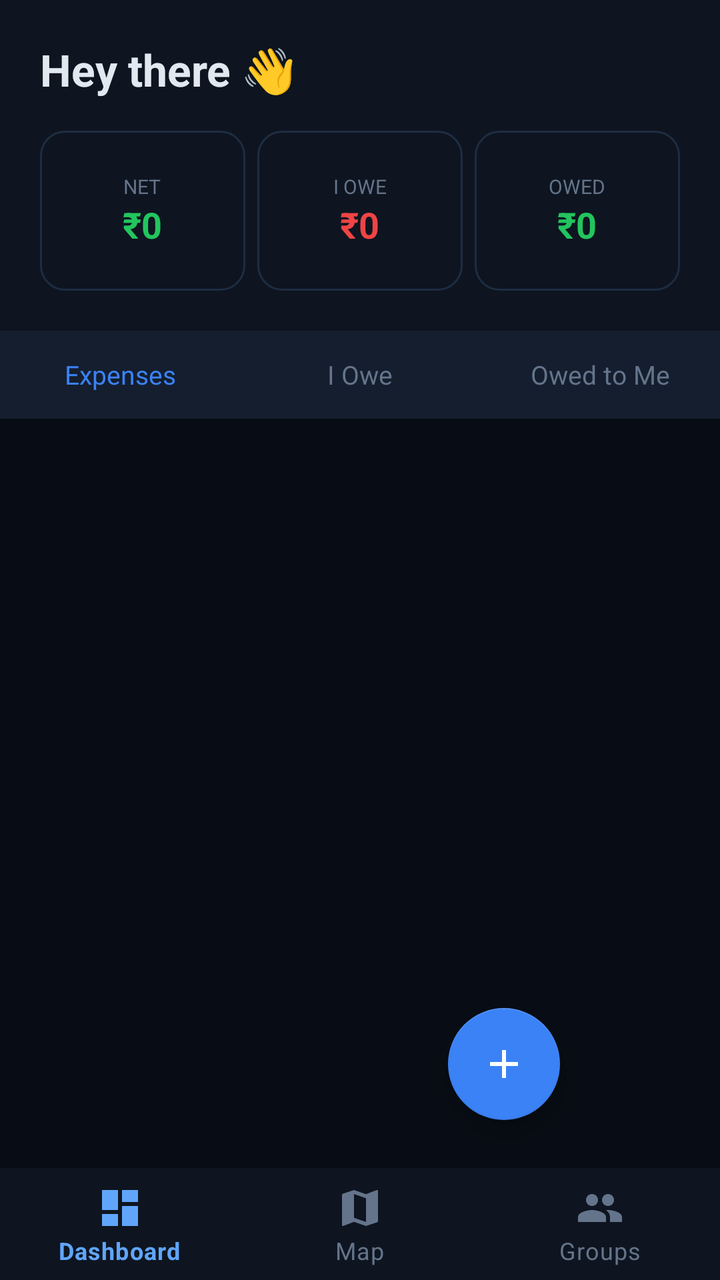
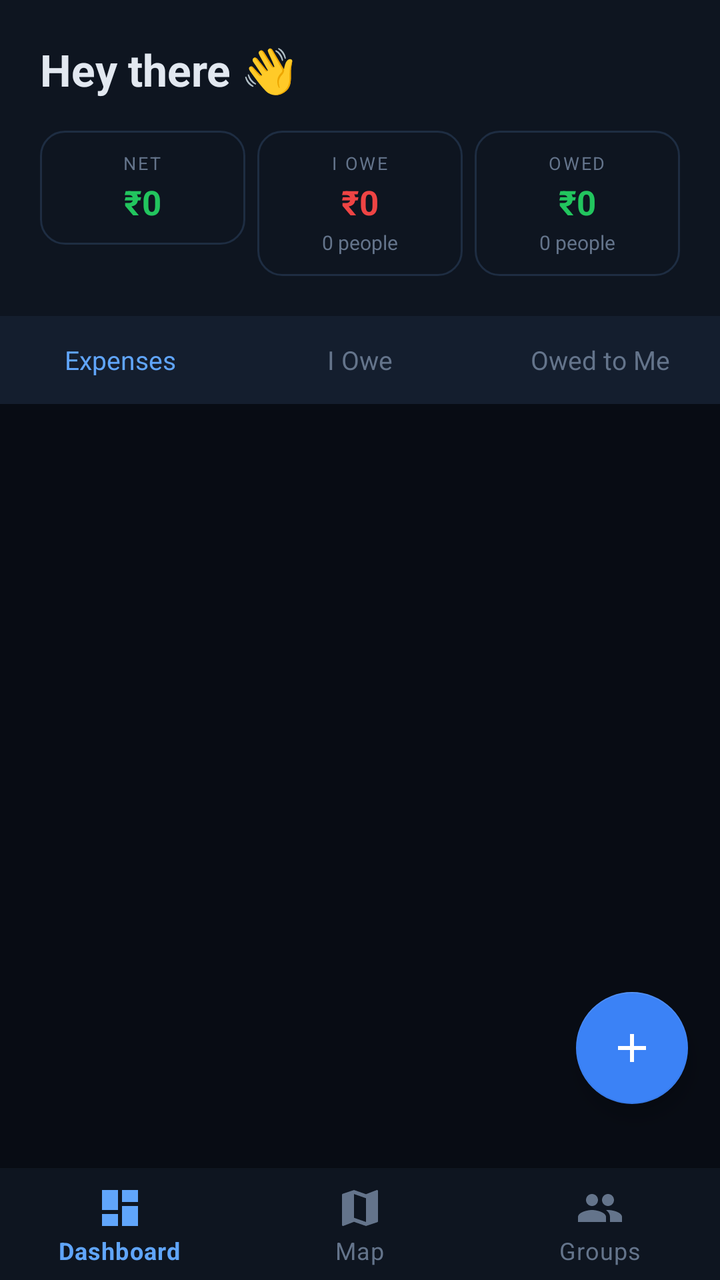

Before-and-after screenshots of an Android layout around one commit, followed by the original layout XML and the change that was made.
<!-- AndroidManifest.xml: application theme Theme.Splitr -->
<!-- res/layout/activity_dashboard.xml -->
<?xml version="1.0" encoding="utf-8"?>
<androidx.coordinatorlayout.widget.CoordinatorLayout
    xmlns:android="http://schemas.android.com/apk/res/android"
    xmlns:app="http://schemas.android.com/apk/res-auto"
    android:layout_width="match_parent"
    android:layout_height="match_parent"
    android:background="@color/bg">

    <LinearLayout
        android:layout_width="match_parent"
        android:layout_height="match_parent"
        android:orientation="vertical"
        android:paddingBottom="72dp">

        
        <LinearLayout
            android:layout_width="match_parent"
            android:layout_height="wrap_content"
            android:orientation="vertical"
            android:background="@color/surface"
            android:padding="20dp">

            <TextView
                android:id="@+id/tvUsername"
                android:layout_width="wrap_content"
                android:layout_height="wrap_content"
                android:text="Hey there 👋"
                android:textSize="22sp"
                android:textStyle="bold"
                android:textColor="@color/text"/>

            
            <LinearLayout
                android:layout_width="match_parent"
                android:layout_height="wrap_content"
                android:orientation="horizontal"
                android:layout_marginTop="16dp"
                android:weightSum="3">

                <LinearLayout
                    android:layout_width="0dp"
                    android:layout_height="80dp"
                    android:layout_weight="1"
                    android:orientation="vertical"
                    android:gravity="center"
                    android:background="@drawable/bg_card"
                    android:layout_marginEnd="6dp">
                    <TextView android:layout_width="wrap_content" android:layout_height="wrap_content"
                        android:text="NET" android:textSize="10sp" android:textColor="@color/muted"/>
                    <TextView android:id="@+id/tvNetBalance"
                        android:layout_width="wrap_content" android:layout_height="wrap_content"
                        android:text="₹0" android:textSize="18sp" android:textStyle="bold"
                        android:textColor="@color/green"/>
                </LinearLayout>

                <LinearLayout
                    android:layout_width="0dp"
                    android:layout_height="80dp"
                    android:layout_weight="1"
                    android:orientation="vertical"
                    android:gravity="center"
                    android:background="@drawable/bg_card"
                    android:layout_marginEnd="6dp">
                    <TextView android:layout_width="wrap_content" android:layout_height="wrap_content"
                        android:text="I OWE" android:textSize="10sp" android:textColor="@color/muted"/>
                    <TextView android:id="@+id/tvIOwe"
                        android:layout_width="wrap_content" android:layout_height="wrap_content"
                        android:text="₹0" android:textSize="18sp" android:textStyle="bold"
                        android:textColor="@color/red"/>
                </LinearLayout>

                <LinearLayout
                    android:layout_width="0dp"
                    android:layout_height="80dp"
                    android:layout_weight="1"
                    android:orientation="vertical"
                    android:gravity="center"
                    android:background="@drawable/bg_card">
                    <TextView android:layout_width="wrap_content" android:layout_height="wrap_content"
                        android:text="OWED" android:textSize="10sp" android:textColor="@color/muted"/>
                    <TextView android:id="@+id/tvOwedToMe"
                        android:layout_width="wrap_content" android:layout_height="wrap_content"
                        android:text="₹0" android:textSize="18sp" android:textStyle="bold"
                        android:textColor="@color/green"/>
                </LinearLayout>
            </LinearLayout>
        </LinearLayout>

        
        <LinearLayout
            android:layout_width="match_parent"
            android:layout_height="44dp"
            android:orientation="horizontal"
            android:background="@color/surface2">

            <TextView android:id="@+id/tabExpenses"
                android:layout_width="0dp" android:layout_height="match_parent" android:layout_weight="1"
                android:gravity="center" android:text="Expenses" android:textSize="13sp"
                android:textColor="@color/blue" android:background="@drawable/selector_tab_bottom"
                android:clickable="true" android:focusable="true"/>
            <TextView android:id="@+id/tabIOwe"
                android:layout_width="0dp" android:layout_height="match_parent" android:layout_weight="1"
                android:gravity="center" android:text="I Owe" android:textSize="13sp"
                android:textColor="@color/muted" android:background="@drawable/selector_tab_bottom"
                android:clickable="true" android:focusable="true"/>
            <TextView android:id="@+id/tabOwed"
                android:layout_width="0dp" android:layout_height="match_parent" android:layout_weight="1"
                android:gravity="center" android:text="Owed to Me" android:textSize="13sp"
                android:textColor="@color/muted" android:background="@drawable/selector_tab_bottom"
                android:clickable="true" android:focusable="true"/>
        </LinearLayout>

        
        <FrameLayout android:layout_width="match_parent" android:layout_height="0dp" android:layout_weight="1">

            <androidx.recyclerview.widget.RecyclerView
                android:id="@+id/rvExpenses"
                android:layout_width="match_parent" android:layout_height="match_parent"
                android:padding="12dp" android:clipToPadding="false"/>

            <androidx.recyclerview.widget.RecyclerView
                android:id="@+id/rvIOwe"
                android:layout_width="match_parent" android:layout_height="match_parent"
                android:padding="12dp" android:clipToPadding="false"
                android:visibility="gone"/>

            <androidx.recyclerview.widget.RecyclerView
                android:id="@+id/rvOwed"
                android:layout_width="match_parent" android:layout_height="match_parent"
                android:padding="12dp" android:clipToPadding="false"
                android:visibility="gone"/>
        </FrameLayout>

        
        <View android:id="@+id/paneExpenses" android:layout_width="0dp" android:layout_height="0dp"/>
        <View android:id="@+id/paneIOwe"     android:layout_width="0dp" android:layout_height="0dp"/>
        <View android:id="@+id/paneOwed"     android:layout_width="0dp" android:layout_height="0dp"/>
    </LinearLayout>

    
    <com.google.android.material.floatingactionbutton.FloatingActionButton
        android:id="@+id/fabAdd"
        android:layout_width="wrap_content"
        android:layout_height="wrap_content"
        android:layout_gravity="bottom|end"
        android:layout_margin="80dp"
        app:backgroundTint="@color/blue"
        android:src="@drawable/ic_add"
        app:tint="@color/white"/>

    
    <com.google.android.material.bottomnavigation.BottomNavigationView
        android:id="@+id/bottomNav"
        android:layout_width="match_parent"
        android:layout_height="wrap_content"
        android:layout_gravity="bottom"
        android:background="@color/surface"
        app:menu="@menu/bottom_nav"
        app:itemIconTint="@color/nav_icon_color"
        app:itemTextColor="@color/nav_icon_color"/>

</androidx.coordinatorlayout.widget.CoordinatorLayout>
<!-- resources referenced by this layout -->
<resources>
  <color name="bg">#080C14</color>
  <color name="blue">#3B82F6</color>
  <color name="green">#22C55E</color>
  <color name="muted">#64748B</color>
  <color name="red">#EF4444</color>
  <color name="surface">#0E1520</color>
  <color name="surface2">#141E2E</color>
  <color name="text">#E2E8F0</color>
  <color name="white">#FFFFFF</color>
  <!-- drawable bg_card (drawable) -->
  <?xml version="1.0" encoding="utf-8"?>
  <shape xmlns:android="http://schemas.android.com/apk/res/android">
      <solid android:color="@color/surface" />
      <corners android:radius="12dp" />
      <stroke android:width="1dp" android:color="@color/border" />
  </shape>
  <!-- drawable ic_add (drawable) -->
  <?xml version="1.0" encoding="utf-8"?>
  <vector xmlns:android="http://schemas.android.com/apk/res/android"
      android:width="24dp"
      android:height="24dp"
      android:viewportWidth="24"
      android:viewportHeight="24">
      <path
          android:fillColor="#FFFFFFFF"
          android:pathData="M19,13H13V19H11V13H5V11H11V5H13V11H19V13Z"/>
  </vector>
  <!-- drawable selector_tab_bottom (drawable) -->
  <?xml version="1.0" encoding="utf-8"?>
  <selector xmlns:android="http://schemas.android.com/apk/res/android">
      <item android:state_selected="true">
          <shape>
              <solid android:color="@color/surface"/>
              <stroke android:width="0dp" android:color="@color/transparent"/>
              
          </shape>
      </item>
      <item>
          <shape>
              <solid android:color="@color/surface2"/>
          </shape>
      </item>
  </selector>
  <style name="Theme.Splitr" parent="Theme.MaterialComponents.DayNight.NoActionBar">
          <item name="colorPrimary">@color/blue</item>
          <item name="colorPrimaryVariant">@color/blue_dark</item>
          <item name="colorOnPrimary">@color/white</item>
          <item name="colorSecondary">@color/blue_bright</item>
          <item name="colorSurface">@color/surface</item>
          <item name="colorOnSurface">@color/text</item>
          <item name="android:windowBackground">@color/bg</item>
          <item name="android:statusBarColor">@color/bg</item>
          <item name="android:navigationBarColor">@color/surface</item>
          <item name="android:windowLightStatusBar">false</item>
          <item name="android:textColor">@color/text</item>
      </style>
  <color name="border">#1E2D42</color>
  <color name="transparent">#00000000</color>
  <color name="blue_dark">#1D4ED8</color>
  <color name="blue_bright">#60A5FA</color>
</resources>

<!-- the commit's change to res/layout/activity_dashboard.xml (unified diff, before → after) -->
@@ -5,6 +5,34 @@
     android:layout_width="match_parent"
     android:layout_height="match_parent"
     android:background="@color/bg">
+
+    
+    <TextView
+        android:id="@+id/tvOfflineBanner"
+        android:layout_width="match_parent"
+        android:layout_height="wrap_content"
+        android:text="📵 Offline — showing cached data"
+        android:textColor="#fbbf24"
+        android:textSize="12sp"
+        android:gravity="center"
+        android:background="#1a1200"
+        android:padding="10dp"
+        android:visibility="gone"
+        android:elevation="4dp"/>
+
+    
+    <TextView
+        android:id="@+id/tvPendingBanner"
+        android:layout_width="match_parent"
+        android:layout_height="wrap_content"
+        android:textColor="#34d399"
+        android:textSize="12sp"
+        android:gravity="center"
+        android:background="#001a0d"
+        android:padding="10dp"
+        android:visibility="gone"
+        android:elevation="4dp"
+        android:layout_marginTop="38dp"/>
 
     <LinearLayout
         android:layout_width="match_parent"
@@ -37,104 +65,206 @@
                 android:layout_marginTop="16dp"
                 android:weightSum="3">
 
+                
                 <LinearLayout
                     android:layout_width="0dp"
-                    android:layout_height="80dp"
+                    android:layout_height="wrap_content"
                     android:layout_weight="1"
                     android:orientation="vertical"
                     android:gravity="center"
                     android:background="@drawable/bg_card"
+                    android:padding="10dp"
                     android:layout_marginEnd="6dp">
-                    <TextView android:layout_width="wrap_content" android:layout_height="wrap_content"
-                        android:text="NET" android:textSize="10sp" android:textColor="@color/muted"/>
-                    <TextView android:id="@+id/tvNetBalance"
-                        android:layout_width="wrap_content" android:layout_height="wrap_content"
-                        android:text="₹0" android:textSize="18sp" android:textStyle="bold"
-                        android:textColor="@color/green"/>
+                    <TextView
+                        android:layout_width="wrap_content"
+                        android:layout_height="wrap_content"
+                        android:text="NET"
+                        android:textSize="9sp"
+                        android:textColor="@color/muted"
+                        android:letterSpacing="0.1"/>
+                    <TextView
+                        android:id="@+id/tvNetBalance"
+                        android:layout_width="wrap_content"
+                        android:layout_height="wrap_content"
+                        android:text="₹0"
+                        android:textSize="17sp"
+                        android:textStyle="bold"
+                        android:textColor="@color/green"
+                        android:layout_marginTop="2dp"/>
                 </LinearLayout>
 
+                
                 <LinearLayout
                     android:layout_width="0dp"
-                    android:layout_height="80dp"
+                    android:layout_height="wrap_content"
                     android:layout_weight="1"
                     android:orientation="vertical"
                     android:gravity="center"
                     android:background="@drawable/bg_card"
+                    android:padding="10dp"
                     android:layout_marginEnd="6dp">
-                    <TextView android:layout_width="wrap_content" android:layout_height="wrap_content"
-                        android:text="I OWE" android:textSize="10sp" android:textColor="@color/muted"/>
-                    <TextView android:id="@+id/tvIOwe"
-                        android:layout_width="wrap_content" android:layout_height="wrap_content"
-                        android:text="₹0" android:textSize="18sp" android:textStyle="bold"
-                        android:textColor="@color/red"/>
+                    <TextView
+                        android:layout_width="wrap_content"
+                        android:layout_height="wrap_content"
+                        android:text="I OWE"
+                        android:textSize="9sp"
+                        android:textColor="@color/muted"
+                        android:letterSpacing="0.1"/>
+                    <TextView
+                        android:id="@+id/tvIOwe"
+                        android:layout_width="wrap_content"
+                        android:layout_height="wrap_content"
+                        android:text="₹0"
+                        android:textSize="17sp"
+                        android:textStyle="bold"
+                        android:textColor="@color/red"
+                        android:layout_marginTop="2dp"/>
+                    
+                    <TextView
+                        android:id="@+id/tvIOweCount"
+                        android:layout_width="wrap_content"
+                        android:layout_height="wrap_content"
+                        android:text="0 people"
+                        android:textSize="10sp"
+                        android:textColor="@color/muted"
+                        android:layout_marginTop="2dp"/>
                 </LinearLayout>
 
+                
                 <LinearLayout
                     android:layout_width="0dp"
-                    android:layout_height="80dp"
+                    android:layout_height="wrap_content"
                     android:layout_weight="1"
                     android:orientation="vertical"
                     android:gravity="center"
-                    android:background="@drawable/bg_card">
-                    <TextView android:layout_width="wrap_content" android:layout_height="wrap_content"
-                        android:text="OWED" android:textSize="10sp" android:textColor="@color/muted"/>
-                    <TextView android:id="@+id/tvOwedToMe"
-                        android:layout_width="wrap_content" android:layout_height="wrap_content"
-                        android:text="₹0" android:textSize="18sp" android:textStyle="bold"
-                        android:textColor="@color/green"/>
+                    android:background="@drawable/bg_card"
+                    android:padding="10dp">
+                    <TextView
+                        android:layout_width="wrap_content"
+                        android:layout_height="wrap_content"
+                        android:text="OWED"
+                        android:textSize="9sp"
+                        android:textColor="@color/muted"
+                        android:letterSpacing="0.1"/>
+                    <TextView
+                        android:id="@+id/tvOwedToMe"
+                        android:layout_width="wrap_content"
+                        android:layout_height="wrap_content"
+                        android:text="₹0"
+                        android:textSize="17sp"
+                        android:textStyle="bold"
+                        android:textColor="@color/green"
+                        android:layout_marginTop="2dp"/>
+                    
+                    <TextView
+                        android:id="@+id/tvOwedCount"
+                        android:layout_width="wrap_content"
+                        android:layout_height="wrap_content"
+                        android:text="0 people"
+                        android:textSize="10sp"
+                        android:textColor="@color/muted"
+                        android:layout_marginTop="2dp"/>
                 </LinearLayout>
+
             </LinearLayout>
         </LinearLayout>
 
         
         <LinearLayout
             android:layout_width="match_parent"
-            android:layout_height="44dp"
-            android:orientation="horizontal"
+            android:layout_height="wrap_content"
+            android:orientation="vertical"
             android:background="@color/surface2">
 
-            <TextView android:id="@+id/tabExpenses"
-                android:layout_width="0dp" android:layout_height="match_parent" android:layout_weight="1"
-                android:gravity="center" android:text="Expenses" android:textSize="13sp"
-                android:textColor="@color/blue" android:background="@drawable/selector_tab_bottom"
-                android:clickable="true" android:focusable="true"/>
-            <TextView android:id="@+id/tabIOwe"
-                android:layout_width="0dp" android:layout_height="match_parent" android:layout_weight="1"
-                android:gravity="center" android:text="I Owe" android:textSize="13sp"
-                android:textColor="@color/muted" android:background="@drawable/selector_tab_bottom"
-                android:clickable="true" android:focusable="true"/>
-            <TextView android:id="@+id/tabOwed"
-                android:layout_width="0dp" android:layout_height="match_parent" android:layout_weight="1"
-                android:gravity="center" android:text="Owed to Me" android:textSize="13sp"
-                android:textColor="@color/muted" android:background="@drawable/selector_tab_bottom"
-                android:clickable="true" android:focusable="true"/>
+            <LinearLayout
+                android:layout_width="match_parent"
+                android:layout_height="44dp"
+                android:orientation="horizontal">
+
+                <TextView
+                    android:id="@+id/tabExpenses"
+                    android:layout_width="0dp"
+                    android:layout_height="match_parent"
+                    android:layout_weight="1"
+                    android:gravity="center"
+                    android:text="Expenses"
+                    android:textSize="13sp"
+                    android:textColor="@color/blue_bright"
+                    android:background="@drawable/selector_tab_bottom"
+                    android:clickable="true"
+                    android:focusable="true"/>
+
+                <TextView
+                    android:id="@+id/tabIOwe"
+                    android:layout_width="0dp"
+                    android:layout_height="match_parent"
+                    android:layout_weight="1"
+                    android:gravity="center"
+                    android:text="I Owe"
+                    android:textSize="13sp"
+                    android:textColor="@color/muted"
+                    android:background="@drawable/selector_tab_bottom"
+                    android:clickable="true"
+                    android:focusable="true"/>
+
+                <TextView
+                    android:id="@+id/tabOwed"
+                    android:layout_width="0dp"
+                    android:layout_height="match_parent"
+                    android:layout_weight="1"
+                    android:gravity="center"
+                    android:text="Owed to Me"
+                    android:textSize="13sp"
+                    android:textColor="@color/muted"
+                    android:background="@drawable/selector_tab_bottom"
+                    android:clickable="true"
+                    android:focusable="true"/>
+            </LinearLayout>
+
+            
+            <TextView
+                android:id="@+id/tvSummaryBar"
+                android:layout_width="match_parent"
+                android:layout_height="wrap_content"
+                android:text=""
+                android:textSize="11sp"
+                android:textColor="@color/muted"
+                android:gravity="center"
+                android:padding="6dp"
+                android:background="@color/bg"
+                android:visibility="gone"/>
         </LinearLayout>
 
         
-        <FrameLayout android:layout_width="match_parent" android:layout_height="0dp" android:layout_weight="1">
+        <FrameLayout
+            android:layout_width="match_parent"
+            android:layout_height="0dp"
+            android:layout_weight="1">
 
             <androidx.recyclerview.widget.RecyclerView
                 android:id="@+id/rvExpenses"
-                android:layout_width="match_parent" android:layout_height="match_parent"
-                android:padding="12dp" android:clipToPadding="false"/>
+                android:layout_width="match_parent"
+                android:layout_height="match_parent"
+                android:padding="12dp"
+                android:clipToPadding="false"/>
 
             <androidx.recyclerview.widget.RecyclerView
                 android:id="@+id/rvIOwe"
-                android:layout_width="match_parent" android:layout_height="match_parent"
-                android:padding="12dp" android:clipToPadding="false"
+                android:layout_width="match_parent"
+                android:layout_height="match_parent"
+                android:padding="12dp"
+                android:clipToPadding="false"
                 android:visibility="gone"/>
 
             <androidx.recyclerview.widget.RecyclerView
                 android:id="@+id/rvOwed"
-                android:layout_width="match_parent" android:layout_height="match_parent"
-                android:padding="12dp" android:clipToPadding="false"
+                android:layout_width="match_parent"
+                android:layout_height="match_parent"
+                android:padding="12dp"
+                android:clipToPadding="false"
                 android:visibility="gone"/>
         </FrameLayout>
 
-        
-        <View android:id="@+id/paneExpenses" android:layout_width="0dp" android:layout_height="0dp"/>
-        <View android:id="@+id/paneIOwe"     android:layout_width="0dp" android:layout_height="0dp"/>
-        <View android:id="@+id/paneOwed"     android:layout_width="0dp" android:layout_height="0dp"/>
     </LinearLayout>
 
     
@@ -143,7 +273,8 @@
         android:layout_width="wrap_content"
         android:layout_height="wrap_content"
         android:layout_gravity="bottom|end"
-        android:layout_margin="80dp"
+        android:layout_marginEnd="16dp"
+        android:layout_marginBottom="88dp"
         app:backgroundTint="@color/blue"
         android:src="@drawable/ic_add"
         app:tint="@color/white"/>
